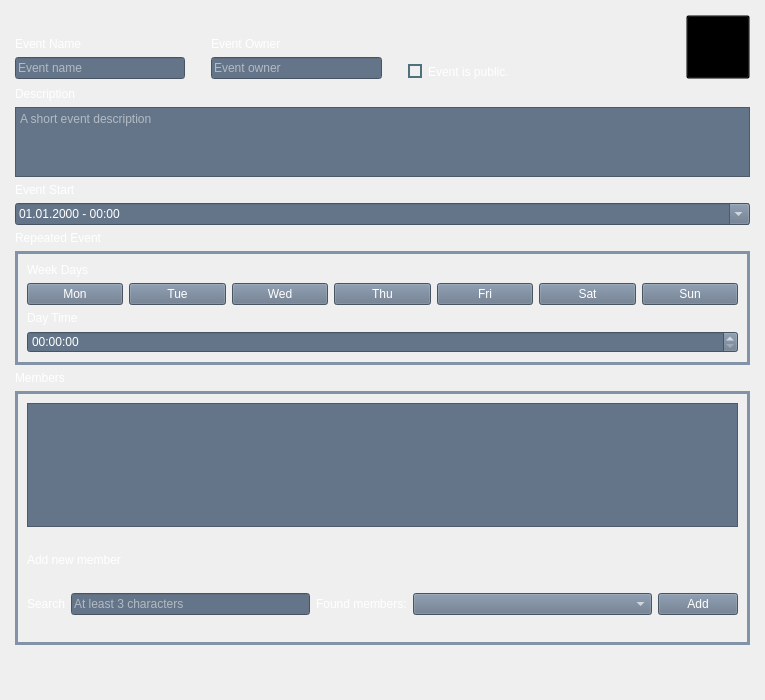
Before: the Qt Designer form src/app/gui/forms/widgeteventsettings.ui in botorabi/Meet4Eat-Desktop, drawn with Qt 5.
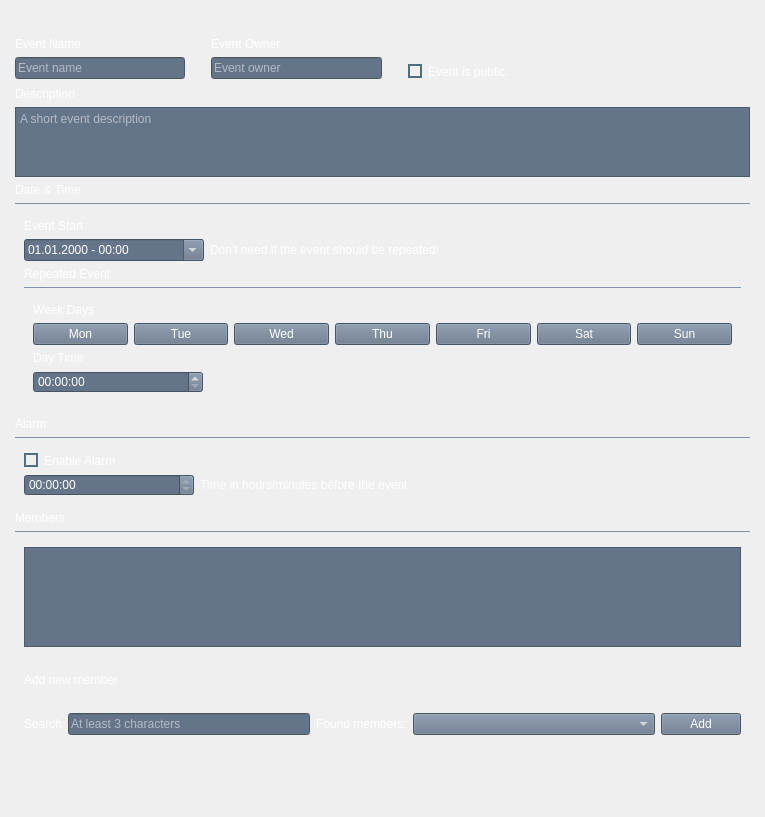
After: the same form once the commit is applied. Icons and pictures are not drawn.

Commit message:
Added some client side alarm functionality
- Server code cleanup

```diff
--- a/src/app/gui/forms/widgeteventsettings.ui
+++ b/src/app/gui/forms/widgeteventsettings.ui
@@ -7,7 +7,7 @@
     <x>0</x>
     <y>0</y>
     <width>765</width>
-    <height>700</height>
+    <height>817</height>
    </rect>
   </property>
   <property name="windowTitle">
@@ -19,7 +19,7 @@
 }
 QGroupBox {
   border-radius: 0px;
-  border: 3px solid rgb(131, 147, 167);
+  border: 0px solid rgb(131, 147, 167);
   background-color: transparent; /*rgb(80,112,125);*/
 }
 QLineEdit {
@@ -82,7 +82,7 @@
         <item>
          <layout class="QHBoxLayout" name="horizontalLayout" stretch="1">
           <item>
-           <layout class="QVBoxLayout" name="verticalLayout_6" stretch="0,0,1,0,0,0,0,0,0">
+           <layout class="QVBoxLayout" name="verticalLayout_6" stretch="0,0,1,0,0,0,0,0,0,0,0,0">
             <item>
              <layout class="QHBoxLayout" name="horizontalLayout_3">
               <property name="bottomMargin">
@@ -294,16 +294,11 @@
                  <enum>Qt::NoFocus</enum>
                 </property>
                 <property name="styleSheet">
-                 <string notr="true">#pushButtonPhoto {
-  background-color: transparent;
+                 <string notr="true">QPushButton {
+  background: transparent;
+  border: 0;
 }
-#pushButtonPhoto:hover {
-  background-color: transparent;
-}</string>
-                </property>
-                <property name="icon">
-                 <iconset resource="../resources/application.qrc">
-                  <normaloff>:/logo.png</normaloff>:/logo.png</iconset>
+</string>
                 </property>
                 <property name="iconSize">
                  <size>
@@ -330,6 +325,44 @@
              </widget>
             </item>
             <item>
+             <widget class="QLabel" name="labelRepeat_2">
+              <property name="text">
+               <string>Date &amp; Time</string>
+              </property>
+             </widget>
+            </item>
+            <item>
+             <widget class="QLabel" name="labelLine">
+              <property name="minimumSize">
+               <size>
+                <width>0</width>
+                <height>1</height>
+               </size>
+              </property>
+              <property name="maximumSize">
+               <size>
+                <width>16777215</width>
+                <height>1</height>
+               </size>
+              </property>
+              <property name="styleSheet">
+               <string notr="true">QLabel {
+  background-color: rgb(131,147, 167);
+}</string>
+              </property>
+              <property name="text">
+               <string/>
+              </property>
+             </widget>
+            </item>
+            <item>
+             <widget class="QGroupBox" name="horizontalGroupBox">
+              <layout class="QVBoxLayout" name="verticalLayout_13">
+               <item>
+                <layout class="QHBoxLayout" name="horizontalLayout_6">
+                 <item>
+                  <layout class="QVBoxLayout" name="verticalLayout_12">
+                   <item>
              <widget class="QLabel" name="labelStart">
               <property name="text">
                <string>Event Start</string>
@@ -337,7 +370,15 @@
              </widget>
             </item>
             <item>
+                    <layout class="QHBoxLayout" name="horizontalLayout_5">
+                     <item>
              <widget class="QDateTimeEdit" name="dateTimeEditStart">
+                       <property name="maximumSize">
+                        <size>
+                         <width>180</width>
+                         <height>16777215</height>
+                        </size>
+                       </property>
               <property name="displayFormat">
                <string>dd.MM.yyyy - HH:mm</string>
               </property>
@@ -347,12 +388,49 @@
              </widget>
             </item>
             <item>
+                      <widget class="QLabel" name="labelStart_5">
+                       <property name="text">
+                        <string>Don't need if the event should be repeated!</string>
+                       </property>
+                      </widget>
+                     </item>
+                    </layout>
+                   </item>
+                  </layout>
+                 </item>
+                </layout>
+               </item>
+               <item>
              <widget class="QLabel" name="labelRepeat">
               <property name="text">
                <string>Repeated Event</string>
               </property>
              </widget>
             </item>
+               <item>
+                <widget class="QLabel" name="labelLine_2">
+                 <property name="minimumSize">
+                  <size>
+                   <width>0</width>
+                   <height>1</height>
+                  </size>
+                 </property>
+                 <property name="maximumSize">
+                  <size>
+                   <width>16777215</width>
+                   <height>1</height>
+                  </size>
+                 </property>
+                 <property name="styleSheet">
+                  <string notr="true">QLabel {
+  background-color: rgb(131,147, 167);
+}</string>
+                 </property>
+                 <property name="text">
+                  <string/>
+                 </property>
+                </widget>
+               </item>
             <item>
              <widget class="QGroupBox" name="groupBox">
               <property name="title">
@@ -474,10 +552,97 @@
                </item>
                <item>
                 <widget class="QTimeEdit" name="timeEditDayTime">
+                    <property name="maximumSize">
+                     <size>
+                      <width>170</width>
+                      <height>16777215</height>
+                     </size>
+                    </property>
                  <property name="calendarPopup">
                   <bool>true</bool>
                  </property>
                 </widget>
+                  </item>
+                 </layout>
+                </widget>
+               </item>
+              </layout>
+             </widget>
+            </item>
+            <item>
+             <widget class="QLabel" name="labelRepeat_3">
+              <property name="text">
+               <string>Alarm</string>
+              </property>
+             </widget>
+            </item>
+            <item>
+             <widget class="QLabel" name="labelLine_3">
+              <property name="minimumSize">
+               <size>
+                <width>0</width>
+                <height>1</height>
+               </size>
+              </property>
+              <property name="maximumSize">
+               <size>
+                <width>16777215</width>
+                <height>1</height>
+               </size>
+              </property>
+              <property name="styleSheet">
+               <string notr="true">QLabel {
+  background-color: rgb(131,147, 167);
+}</string>
+              </property>
+              <property name="text">
+               <string/>
+              </property>
+             </widget>
+            </item>
+            <item>
+             <widget class="QGroupBox" name="horizontalGroupBox_2">
+              <layout class="QHBoxLayout" name="horizontalLayout_7">
+               <item>
+                <layout class="QVBoxLayout" name="verticalLayout_15">
+                 <item>
+                  <widget class="QCheckBox" name="checkBoxEnableAlarm">
+                   <property name="toolTip">
+                    <string>Enable event alarm</string>
+                   </property>
+                   <property name="text">
+                    <string>Enable Alarm</string>
+                   </property>
+                  </widget>
+                 </item>
+                 <item>
+                  <layout class="QHBoxLayout" name="horizontalLayout_8">
+                   <item>
+                    <widget class="QTimeEdit" name="timeEditAlarmOffset">
+                     <property name="maximumSize">
+                      <size>
+                       <width>170</width>
+                       <height>16777215</height>
+                      </size>
+                     </property>
+                     <property name="readOnly">
+                      <bool>true</bool>
+                     </property>
+                     <property name="calendarPopup">
+                      <bool>true</bool>
+                     </property>
+                    </widget>
+                   </item>
+                   <item>
+                    <widget class="QLabel" name="labelStart_4">
+                     <property name="text">
+                      <string>Time in hours/minutes before the event</string>
+                     </property>
+                    </widget>
+                   </item>
+                  </layout>
+                 </item>
+                </layout>
                </item>
               </layout>
              </widget>
@@ -489,6 +654,30 @@
               </property>
              </widget>
             </item>
+            <item>
+             <widget class="QLabel" name="labelLine_4">
+              <property name="minimumSize">
+               <size>
+                <width>0</width>
+                <height>1</height>
+               </size>
+              </property>
+              <property name="maximumSize">
+               <size>
+                <width>16777215</width>
+                <height>1</height>
+               </size>
+              </property>
+              <property name="styleSheet">
+               <string notr="true">QLabel {
+  background-color: rgb(131,147, 167);
+}</string>
+              </property>
+              <property name="text">
+               <string/>
+              </property>
+             </widget>
+            </item>
             <item>
              <widget class="QGroupBox" name="groupBoxMembers">
               <property name="title">
```
Left out of the diff: 8 changed lines with no effect on the pictures. Lines whose indentation alone changed are shown as unchanged. The commit also changes 22 other files.
